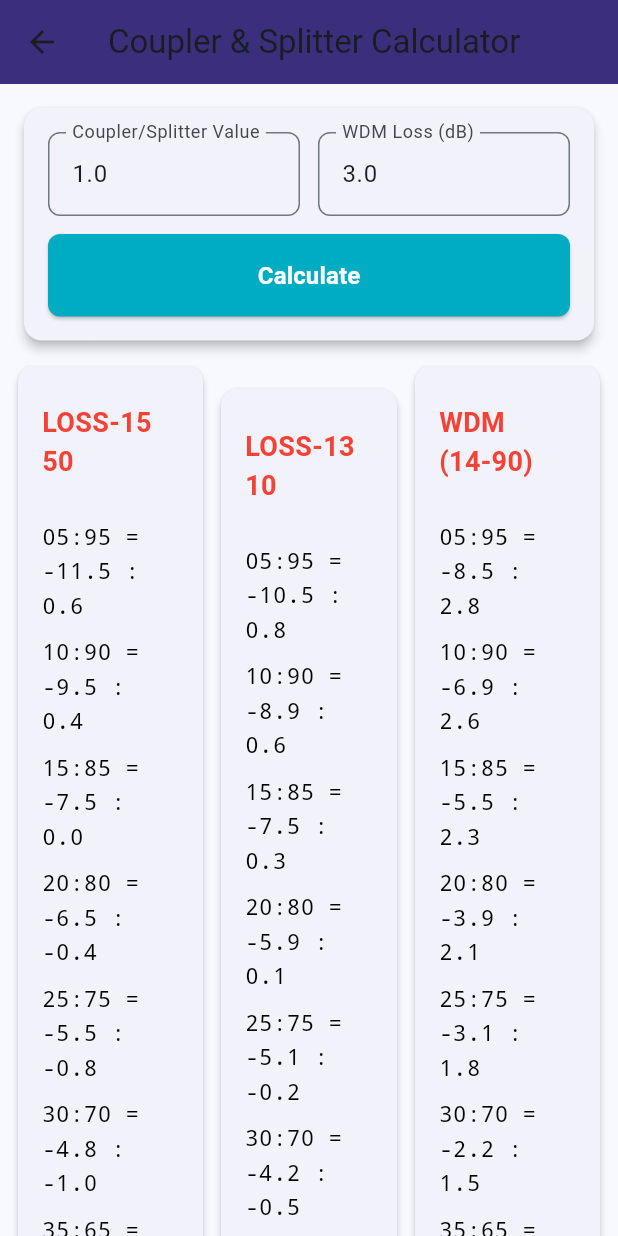
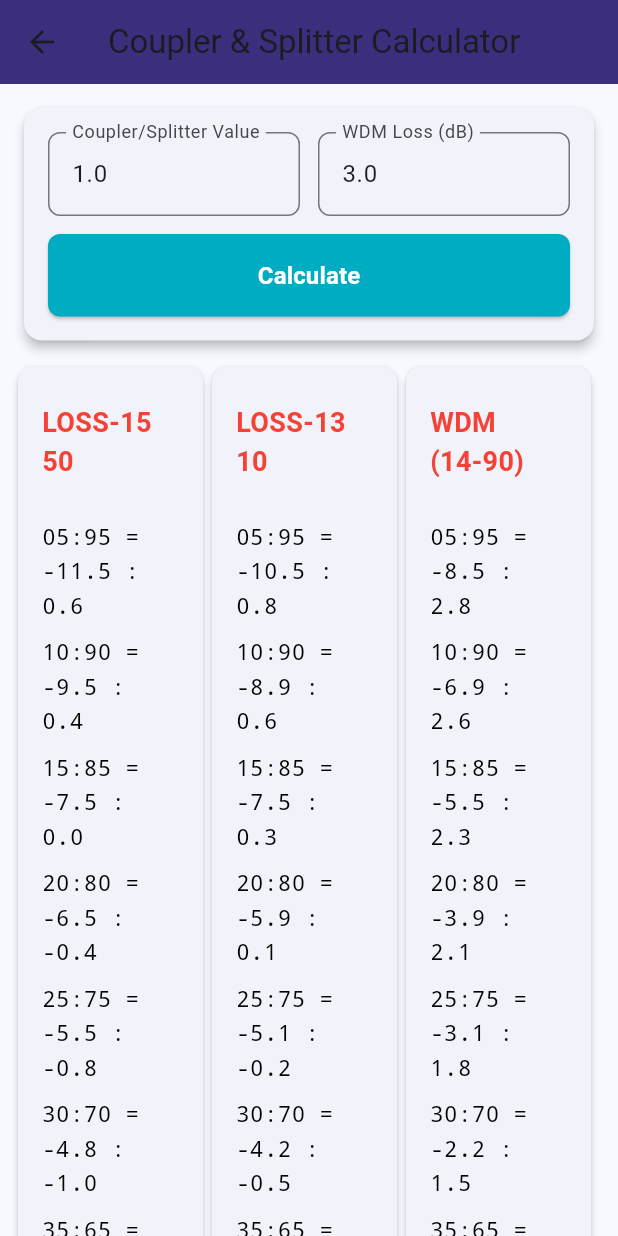
Before and after one commit to SowmiyaG123/OFC-CALCULATOR, a Flutter app: the CouplerSplitterOnePage screen opened directly, after a tap on "Calculate", on a phone screen of 412 x 824 dp. Run offline on Flutter 3.47's test engine with Material 3 defaults, Android fonts, the phone set to English and light mode, and no system bars; our stand-ins replace google_fonts, hive_flutter, share_plus, supabase_flutter; accounts and stored records are empty.

Commit message:
Update cal_onepage.dart

```diff
--- a/lib/screens/main_app/cal_onepage.dart
+++ b/lib/screens/main_app/cal_onepage.dart
@@ -84,25 +84,23 @@ class WDMCalculator {
     return results;
   }
 
-  // WDM Splitter data - SAME as LOSS-13 10 splitter
   List<Map<String, dynamic>> calculateWDMSplitter() {
     final List<int> splits = [2, 4, 8, 16, 32, 64];
 
-    // Base values for splitter - SAME as LOSS-13 10 splitter base values
+    // Base values - EXACT SAME as LOSS-13 10 splitter
     final baseValues = [-3.0, -6.4, -9.9, -13.2, -16.4, -19.4];
 
-    // Adjust based on input value (same logic as splitter calculator)
+    // EXACT SAME LOGIC as LOSS-13 10 splitter calculator
     final adjust = wdmValue - 1.0;
 
     List<Map<String, dynamic>> results = [];
     for (int i = 0; i < splits.length; i++) {
-      final value = baseValues[i] + adjust;
+      final value = baseValues[i] + adjust; // EXACT same as LOSS-13 10
       results.add({
         'split': splits[i],
         'value': double.parse(value.toStringAsFixed(1))
       });
     }
-
     return results;
   }
 }
@@ -296,7 +294,8 @@ class _CouplerSplitterOnePageState extends State<CouplerSplitterOnePage> {
     }
 
     final couplerCalc = CouplerCalculator(couplerValue);
-    final splitterCalc = SplitterCalculator(couplerValue); // Use same value for splitter
+    final splitterCalc =
+        SplitterCalculator(couplerValue); // Use same value for splitter
     final wdmCalc = WDMCalculator(wdmValue: wdmValue);
 
     setState(() {
@@ -418,9 +417,16 @@ class _CouplerSplitterOnePageState extends State<CouplerSplitterOnePage> {
             );
           }),
 
-          const SizedBox(height: 16),
+          const SizedBox(height: 40),
 
-          // WDM Splitter section
+          // WDM Splitter section - Add a title like the others
+          if (_wdmSplitterResults.isNotEmpty)
+            Column(
+              crossAxisAlignment: CrossAxisAlignment.start,
+              children: [
+                // You might want to add a title here, or keep it as is
+                // _buildSectionTitle('WDM Splitter'),
+                const SizedBox(height: 18),
                 ..._wdmSplitterResults.map((r) {
                   final split = r['split'];
                   final value = (r['value'] as double).toStringAsFixed(1);
@@ -438,18 +444,7 @@ class _CouplerSplitterOnePageState extends State<CouplerSplitterOnePage> {
                     ),
                   );
                 }),
-
-          const SizedBox(height: 12),
-          const Padding(
-            padding: EdgeInsets.only(top: 8),
-            child: Text(
-              'Note: WDM outputs calculated using coupler reference table (1550nm only)',
-              style: TextStyle(
-                fontSize: 12,
-                fontStyle: FontStyle.italic,
-                color: Colors.grey,
-              ),
-            ),
+              ],
             ),
         ],
       ),
@@ -563,8 +558,8 @@ class _CouplerSplitterOnePageState extends State<CouplerSplitterOnePage> {
                                       _couplerResults.firstWhere(
                                           (s) => s['section'] == 'LOSS-15 50')),
                                 if (_splitterResults['LOSS-15 50'] != null)
-                                  _buildSplitterSection('',
-                                      _splitterResults['LOSS-15 50']!),
+                                  _buildSplitterSection(
+                                      '', _splitterResults['LOSS-15 50']!),
                               ],
                             ),
                           ),
@@ -574,7 +569,7 @@ class _CouplerSplitterOnePageState extends State<CouplerSplitterOnePage> {
                         Expanded(
                           child: Card(
                             elevation: 2,
-                            margin: const EdgeInsets.symmetric(horizontal: 6, vertical: 16),
+                            margin: const EdgeInsets.only(right: 6, bottom: 16),
                             shape: RoundedRectangleBorder(
                                 borderRadius: BorderRadius.circular(12)),
                             child: Column(
@@ -584,8 +579,8 @@ class _CouplerSplitterOnePageState extends State<CouplerSplitterOnePage> {
                                       _couplerResults.firstWhere(
                                           (s) => s['section'] == 'LOSS-13 10')),
                                 if (_splitterResults['LOSS-13 10'] != null)
-                                  _buildSplitterSection('',
-                                      _splitterResults['LOSS-13 10']!),
+                                  _buildSplitterSection(
+                                      '', _splitterResults['LOSS-13 10']!),
                               ],
                             ),
                           ),
@@ -595,7 +590,7 @@ class _CouplerSplitterOnePageState extends State<CouplerSplitterOnePage> {
                         Expanded(
                           child: Card(
                             elevation: 2,
-                            margin: const EdgeInsets.only(left: 6, bottom: 16),
+                            margin: const EdgeInsets.only(right: 6, bottom: 16),
                             shape: RoundedRectangleBorder(
                                 borderRadius: BorderRadius.circular(12)),
                             child: _buildWDMSection(),
```
Lines whose indentation alone changed are shown as unchanged.
